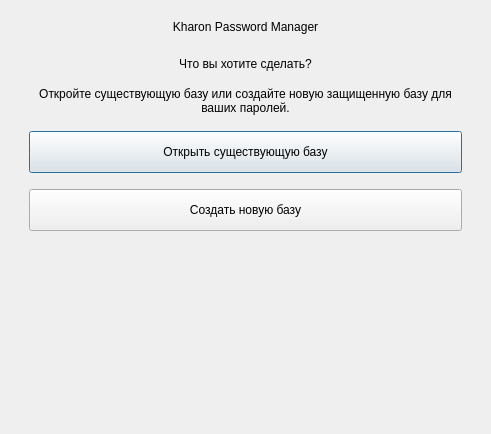
The window that logindialog.ui (Art1fi/qtKharon) describes before a commit, drawn with Qt 5.
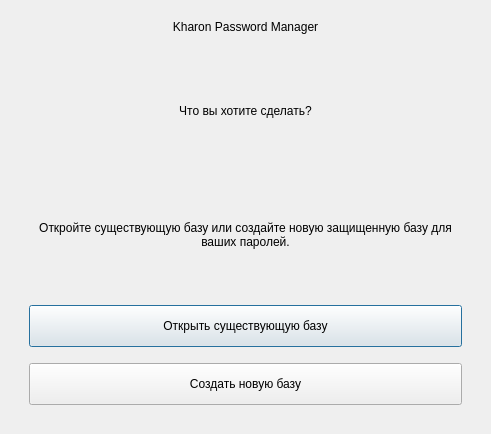
The same window after the commit. The open tabs and pages were chosen to show the change.

Commit message: edit note function

Diff of the .ui file:
```diff
--- a/logindialog.ui
+++ b/logindialog.ui
@@ -7,7 +7,7 @@
     <x>0</x>
     <y>0</y>
     <width>460</width>
-    <height>388</height>
+    <height>417</height>
    </rect>
   </property>
   <property name="windowTitle">
@@ -98,19 +98,6 @@
          </property>
         </widget>
        </item>
-       <item>
-        <spacer name="verticalSpacer">
-         <property name="orientation">
-          <enum>Qt::Orientation::Vertical</enum>
-         </property>
-         <property name="sizeHint" stdset="0">
-          <size>
-           <width>20</width>
-           <height>40</height>
-          </size>
-         </property>
-        </spacer>
-       </item>
       </layout>
      </widget>
      <widget class="QWidget" name="authPage">
```
Left out of the diff: 2 changed lines with no effect on the pictures. The commit also changes 1 other file.
